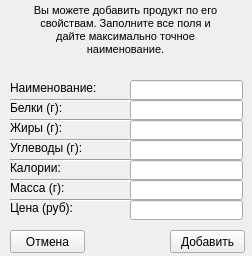
Above: admin/addproduct.ui from 244sinfall/fastfoodDeliveryAggregator before the change. Below: the same form after it.
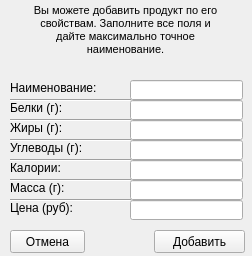
That is the form after the change.

```diff
--- a/admin/addproduct.ui
+++ b/admin/addproduct.ui
@@ -35,7 +35,7 @@
     <rect>
      <x>10</x>
      <y>80</y>
-     <width>90</width>
+     <width>111</width>
      <height>16</height>
     </rect>
    </property>
@@ -272,9 +272,9 @@
   <widget class="QPushButton" name="addConfirmButton">
    <property name="geometry">
     <rect>
-     <x>170</x>
+     <x>154</x>
      <y>230</y>
-     <width>75</width>
+     <width>91</width>
      <height>23</height>
     </rect>
    </property>
```
